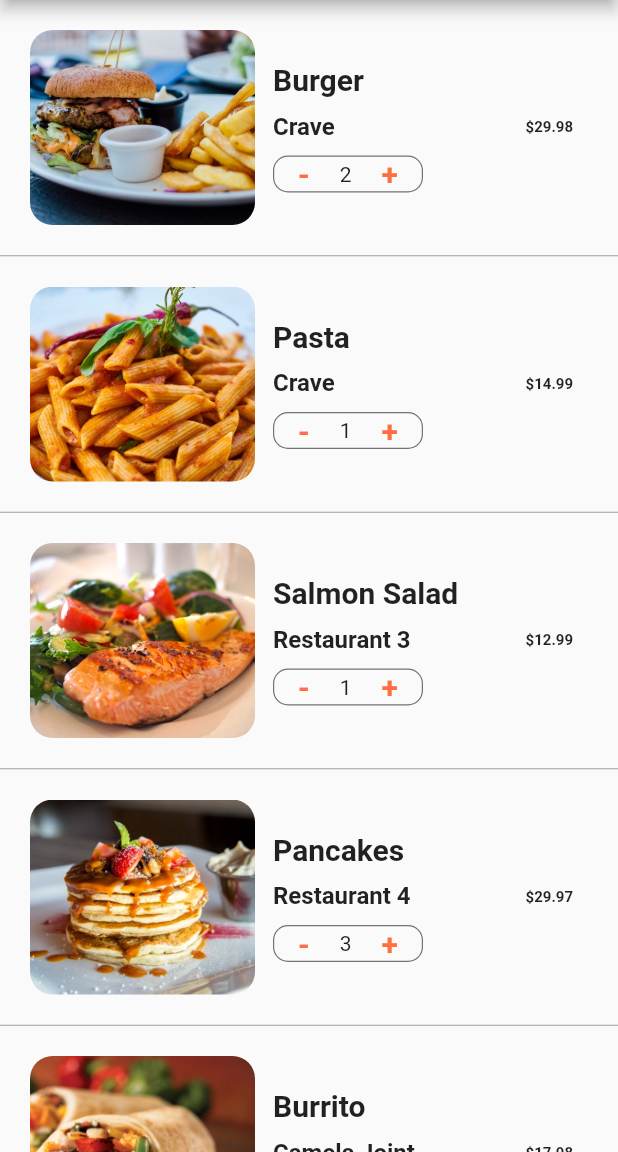
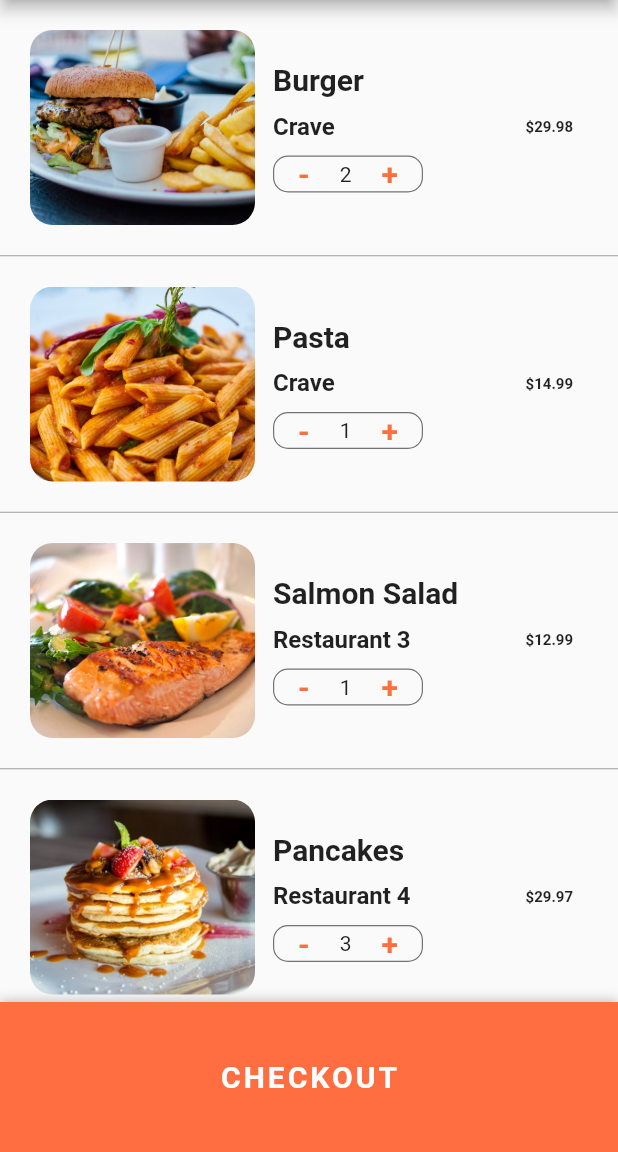
Before and after one commit to NdegwaJulius/food-delivery-UI, a Flutter app: the CartScreen screen opened directly, on a phone screen of 412 x 824 dp, the part 84-1236 px from its top. Run offline on Flutter 3.47's test engine with Material 2 defaults, Android fonts, the phone set to English and light mode, and no system bars.

Commit message:
Bottom Sheet Checkout Button

```diff
--- a/lib/screens/cart_screen.dart
+++ b/lib/screens/cart_screen.dart
@@ -126,6 +126,9 @@ class _CartScreenState extends State<CartScreen> {
 
   @override
   Widget build(BuildContext context) {
+    double totalPrice = 0;
+    currentUser.cart.forEach(
+        (Order order) => totalPrice += order.quantity * order.food.price);
     return Scaffold(
       appBar: AppBar(
         backgroundColor: Colors.deepOrangeAccent,
@@ -135,8 +138,56 @@ class _CartScreenState extends State<CartScreen> {
       ),
       body: ListView.separated(
           itemBuilder: (BuildContext context, int index) {
-            Order order = currentUser.cart[index];
-            return _buildCartItem(order);
+            if (index < currentUser.cart.length) {
+              Order order = currentUser.cart[index];
+              return _buildCartItem(order);
+            }
+            return Padding(
+              padding: const EdgeInsets.all(20.0),
+              child: Column(
+                children: <Widget>[
+                  Row(
+                    mainAxisAlignment: MainAxisAlignment.spaceBetween,
+                    children: <Widget>[
+                      Text(
+                        'Estimated Delivery Time:',
+                        style: TextStyle(
+                            fontSize: 20.0, fontWeight: FontWeight.w600),
+                      ),
+                      Text(
+                        '45 Mins',
+                        style: TextStyle(
+                            fontSize: 20.0, fontWeight: FontWeight.w600),
+                      ),
+                    ],
+                  ),
+                  SizedBox(
+                    height: 10.0,
+                  ),
+                  Row(
+                    mainAxisAlignment: MainAxisAlignment.spaceBetween,
+                    children: <Widget>[
+                      Text(
+                        'Total Cost:',
+                        style: TextStyle(
+                            fontSize: 20.0, fontWeight: FontWeight.w600),
+                      ),
+                      Text(
+                        '\$${totalPrice.toStringAsFixed(2)}',
+                        style: TextStyle(
+                          fontSize: 20.0,
+                          fontWeight: FontWeight.w600,
+                          color: Colors.green,
+                        ),
+                      ),
+                    ],
+                  ),
+                  SizedBox(
+                    height: 80.0,
+                  ),
+                ],
+              ),
+            );
           },
           separatorBuilder: (BuildContext context, int index) {
             return Divider(
@@ -144,7 +195,35 @@ class _CartScreenState extends State<CartScreen> {
               color: Colors.grey,
             );
           },
-          itemCount: currentUser.cart.length),
+          itemCount: currentUser.cart.length + 1),
+      bottomSheet: Container(
+        height: 100.0,
+        width: MediaQuery.of(context).size.width,
+        decoration: BoxDecoration(
+          color: Theme.of(context).primaryColor,
+          boxShadow: [
+            BoxShadow(
+              color: Colors.black26,
+              offset: Offset(0, -1),
+              blurRadius: 6.0,
+            ),
+          ],
+        ),
+        child: Center(
+          child: TextButton(
+            onPressed: () {},
+            child: Text(
+              'CHECKOUT',
+              style: TextStyle(
+                fontSize: 20.0,
+                fontWeight: FontWeight.bold,
+                color: Colors.white,
+                letterSpacing: 2.0,
+              ),
+            ),
+          ),
+        ),
+      ),
     );
   }
 }
```
